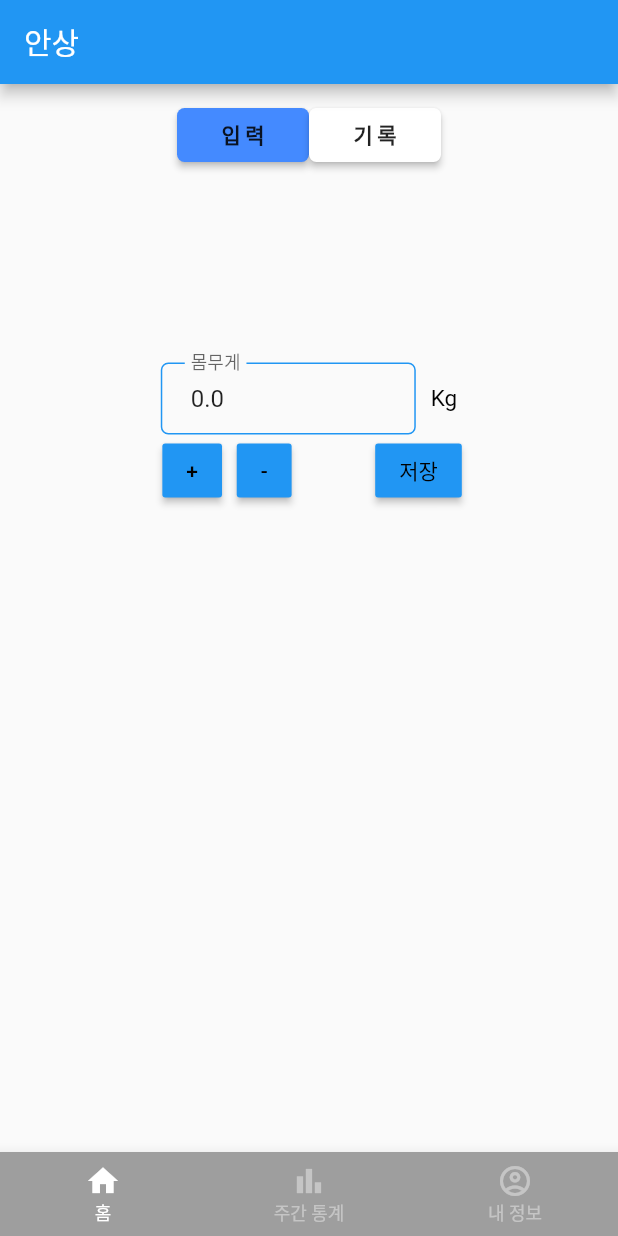
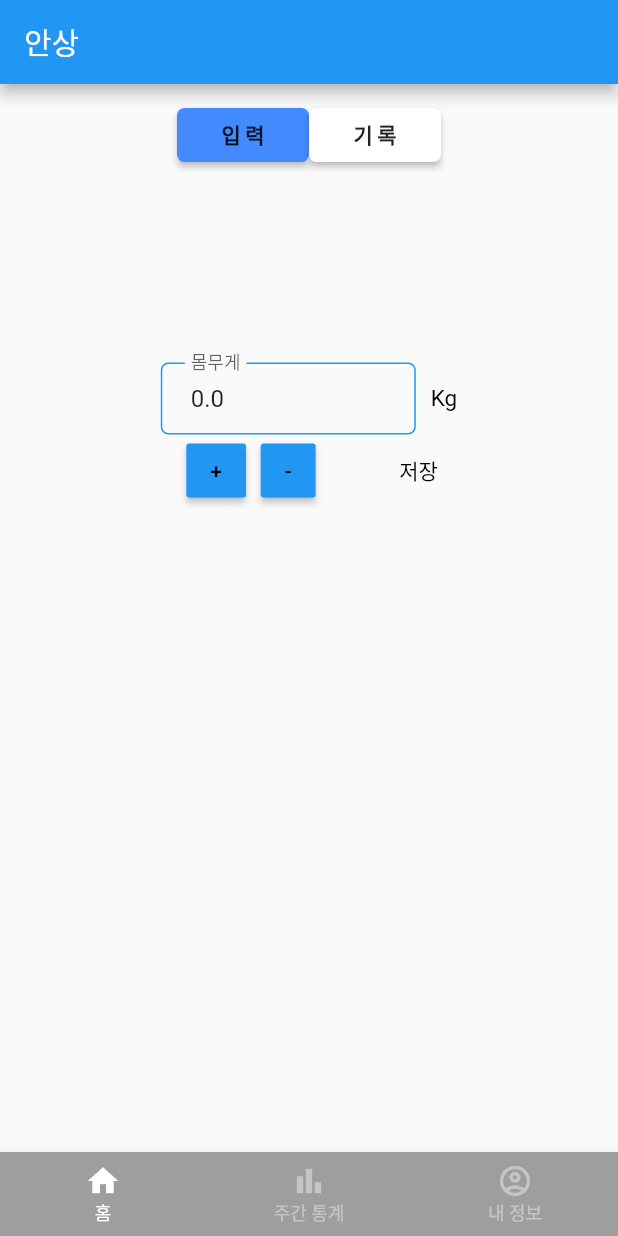
Before and after one commit to AnSang/self_check, a Flutter app: the screen it shows after launch, after a tap on "몸무게", after a tap on "입력", after a tap on "저장", on a phone screen of 412 x 824 dp. Run offline on Flutter 3.47's test engine with Material 2 defaults, Android fonts, the phone set to English and light mode, and no system bars; our stand-ins replace firebase_auth, firebase_core, fluttertoast, get, shared_preferences; accounts and stored records are empty; statements that could not run were skipped.

Commit message:
몸무게 저장 기능

```diff
--- a/lib/ui/first_weight.dart
+++ b/lib/ui/first_weight.dart
@@ -1,5 +1,6 @@
 import 'package:flutter/material.dart';
 import 'package:get/get.dart';
+import 'package:intl/intl.dart';
 import 'package:self_check/controller/weight_controller.dart';
 
 final controller = Get.put(WeightController());
@@ -129,7 +130,22 @@ class FirstWeight extends StatelessWidget {
                               }
                           ),
                           SizedBox(width: 50),
-                          MaterialButton(
+                          GestureDetector(
+                              onTap: () {
+                                controller.addItemData(
+                                    DateFormat('yyyy.MM.dd').format(DateTime.now()),
+                                    double.parse(controller.textController.text)
+                                );
+                              },
+                            child: Text(
+                              '저장',
+                              style: TextStyle(
+                                color: Colors.black,
+                                fontSize: 14,
+                              ),
+                            )
+                          ),
+                          /*MaterialButton(
                               minWidth: 3,
                               color: Colors.blue,
                               child: Text(
@@ -139,8 +155,13 @@ class FirstWeight extends StatelessWidget {
                                   fontSize: 14,
                                 ),
                               ),
-                              onPressed: (){}
-                          )
+                              onPressed: () {
+                                controller.addItemData(
+                                    DateFormat('yyyy.MM.dd').format(DateTime.now()),
+                                    double.parse(controller.textController.text)
+                                );
+                              },
+                          )*/
                         ],
                       )
                     ],
```
